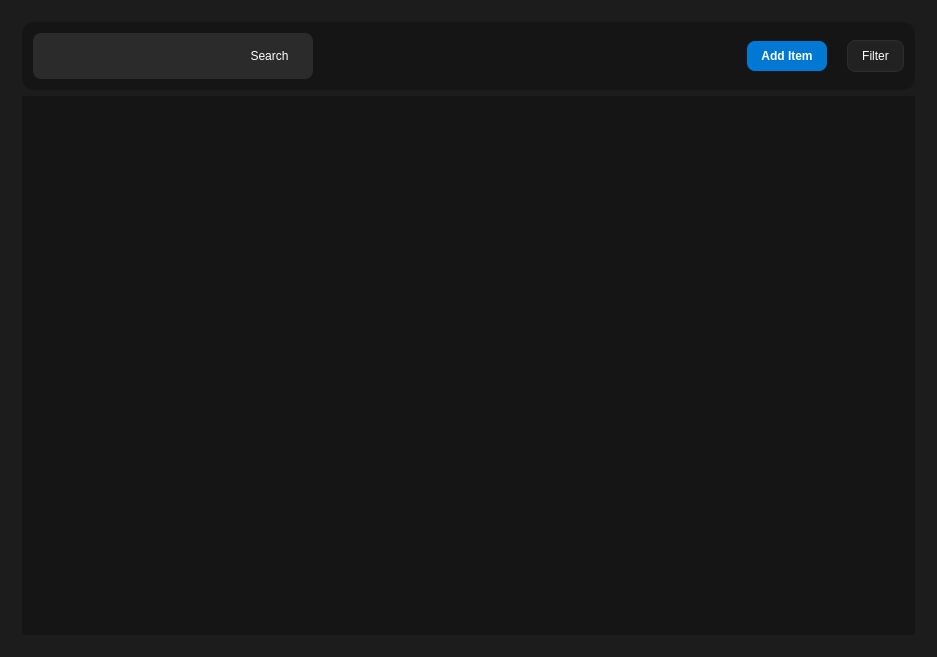
Felipeact/InventoryQtApp, file InventoryQtApp/ItemsPage.ui: the form before one commit.
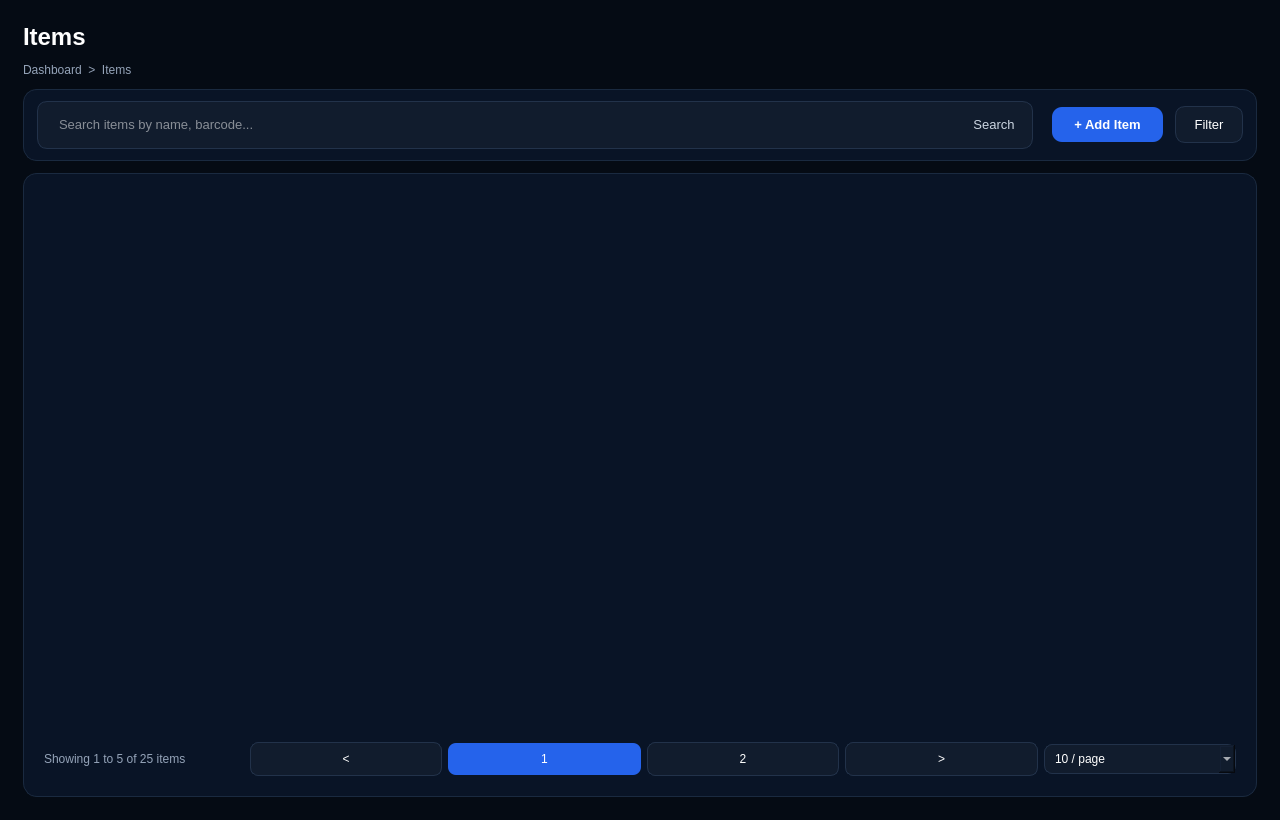
The form after the commit. Icons and pictures are not drawn.

Commit message: Item and Asset Page ui update

Patch:
```diff
--- a/InventoryQtApp/ItemsPage.ui
+++ b/InventoryQtApp/ItemsPage.ui
@@ -1,317 +1,502 @@
 <?xml version="1.0" encoding="UTF-8"?>
 <ui version="4.0">
- <class>ItemsPageClass</class>
- <widget class="QWidget" name="ItemsPageClass">
-  <property name="geometry">
-   <rect>
-    <x>0</x>
-    <y>0</y>
-    <width>937</width>
-    <height>657</height>
-   </rect>
-  </property>
-  <property name="windowTitle">
-   <string>ItemsPage</string>
-  </property>
-  <property name="styleSheet">
-   <string notr="true">QWidget {
-    background-color: #1c1c1c;
-    color: #ffffff;
-}
+	<class>ItemsPageClass</class>
 
+	<widget class="QWidget" name="ItemsPageClass">
 
-QWidget#toolbarContainer {
-    background-color: #151515;
-    border-radius: 12px;
-}
+		<property name="geometry">
+			<rect>
+				<x>0</x>
+				<y>0</y>
+				<width>1280</width>
+				<height>820</height>
+			</rect>
+		</property>
 
-QLineEdit#itemSearchInput {
-    background-color: #222222;
-    border: 1px solid #2d2d2d;
-    border-radius: 8px;
-    padding: 8px 12px;
-    color: #ffffff;
-}
+		<property name="windowTitle">
+			<string>Items</string>
+		</property>
 
-QPushButton#addItemButton {
-    background-color: #0078d4;
-    color: white;
-    border: none;
-    border-radius: 8px;
-    padding: 8px 14px;
-    font-weight: 600;
-}
+		<property name="styleSheet">
+			<string notr="true">
 
-QPushButton#filterItemButton {
-    background-color: #222222;
-    color: #ffffff;
-    border: 1px solid #2d2d2d;
-    border-radius: 8px;
-    padding: 8px 14px;
-}
+				QWidget {
+				background-color: #050B14;
+				color: white;
+				font-family: "Segoe UI";
+				}
 
-QTableWidget#itemsTable {
-    background-color: #151515;
-    color: #ffffff;
-    border: none;
-    gridline-color: transparent;
-    outline: none;
-}
+				/* PAGE */
 
-QHeaderView::section {
-    background-color: #202020;
-    color: #9ca3af;
-    border: none;
-    padding-left: 12px;
-    font-weight: 600;
-}
+				QWidget#pageContainer {
+				background-color: transparent;
+				}
 
-QTableWidget::item {
-    border-bottom: 1px solid #252525;
-    padding-left: 12px;
-}
+				/* TITLE */
 
-QTableWidget::item:selected {
-    background-color: #243044;
-}
+				QLabel#pageTitle {
+				font-size: 24px;
+				font-weight: 700;
+				color: white;
+				}
 
-QPushButton#viewActionButton {
-    background-color: #f59e0b;
-    color: white;
-    border: none;
-    border-radius: 6px;
-}
+				QLabel#breadcrumbLabel {
+				font-size: 12px;
+				color: #94A3B8;
+				}
 
-QPushButton#editActionButton {
-    background-color: #0078d4;
-    color: white;
-    border: none;
-    border-radius: 6px;
-}
+				/* TOOLBAR */
 
-QPushButton#deleteActionButton {
-    background-color: #dc2626;
-    color: white;
-    border: none;
-    border-radius: 6px;
-}</string>
-  </property>
-  <layout class="QVBoxLayout" name="verticalLayout_2">
-   <item>
-    <widget class="QWidget" name="widget" native="true">
-     <layout class="QVBoxLayout" name="verticalLayout">
-      <item>
-       <widget class="QWidget" name="toolbarContainer" native="true">
-        <property name="sizePolicy">
-         <sizepolicy hsizetype="Expanding" vsizetype="Fixed">
-          <horstretch>0</horstretch>
-          <verstretch>0</verstretch>
-         </sizepolicy>
-        </property>
-        <property name="maximumSize">
-         <size>
-          <width>16777215</width>
-          <height>70</height>
-         </size>
-        </property>
-        <layout class="QHBoxLayout" name="horizontalLayout">
-         <item>
-          <widget class="QWidget" name="searchContainer" native="true">
-           <property name="sizePolicy">
-            <sizepolicy hsizetype="Fixed" vsizetype="Fixed">
-             <horstretch>0</horstretch>
-             <verstretch>0</verstretch>
-            </sizepolicy>
-           </property>
-           <property name="minimumSize">
-            <size>
-             <width>280</width>
-             <height>0</height>
-            </size>
-           </property>
-           <property name="maximumSize">
-            <size>
-             <width>340</width>
-             <height>16777215</height>
-            </size>
-           </property>
-           <property name="sizeIncrement">
-            <size>
-             <width>0</width>
-             <height>0</height>
-            </size>
-           </property>
-           <property name="styleSheet">
-            <string notr="true">QWidget#searchContainer {
-    background-color: #2b2b2b;
-    border-radius: 8px;
-}
+				QWidget#toolbarContainer {
+				background-color: #091426;
+				border: 1px solid #1A2A40;
+				border-radius: 14px;
+				}
 
-QLineEdit#itemSearchInput {
-    border: none;
-    background: transparent;
-    color: white;
-    padding-left: 10px;
-}
+				/* SEARCH */
 
-QPushButton#itemSearchButton {
-    border: none;
-    background: transparent;
-    color: white;
-}</string>
-           </property>
-           <layout class="QHBoxLayout" name="horizontalLayout_3">
-            <item>
-             <widget class="QLineEdit" name="itemSearchInput">
-              <property name="sizePolicy">
-               <sizepolicy hsizetype="Expanding" vsizetype="Fixed">
-                <horstretch>0</horstretch>
-                <verstretch>0</verstretch>
-               </sizepolicy>
-              </property>
-              <property name="minimumSize">
-               <size>
-                <width>173</width>
-                <height>24</height>
-               </size>
-              </property>
-              <property name="maximumSize">
-               <size>
-                <width>200</width>
-                <height>30</height>
-               </size>
-              </property>
-              <property name="sizeIncrement">
-               <size>
-                <width>0</width>
-                <height>0</height>
-               </size>
-              </property>
-              <property name="styleSheet">
-               <string notr="true"/>
-              </property>
-             </widget>
-            </item>
-            <item>
-             <widget class="QPushButton" name="itemSearchButton">
-              <property name="sizePolicy">
-               <sizepolicy hsizetype="Fixed" vsizetype="Fixed">
-                <horstretch>0</horstretch>
-                <verstretch>0</verstretch>
-               </sizepolicy>
-              </property>
-              <property name="minimumSize">
-               <size>
-                <width>65</width>
-                <height>0</height>
-               </size>
-              </property>
-              <property name="maximumSize">
-               <size>
-                <width>71</width>
-                <height>16777215</height>
-               </size>
-              </property>
-              <property name="styleSheet">
-               <string notr="true">border: none;</string>
-              </property>
-              <property name="text">
-               <string>Search</string>
-              </property>
-              <property name="icon">
-               <iconset theme="QIcon::ThemeIcon::EditFind"/>
-              </property>
-              <property name="iconSize">
-               <size>
-                <width>23</width>
-                <height>16</height>
-               </size>
-              </property>
-             </widget>
-            </item>
-           </layout>
-          </widget>
-         </item>
-         <item>
-          <spacer name="horizontalSpacer">
-           <property name="orientation">
-            <enum>Qt::Orientation::Horizontal</enum>
-           </property>
-           <property name="sizeType">
-            <enum>QSizePolicy::Policy::Expanding</enum>
-           </property>
-           <property name="sizeHint" stdset="0">
-            <size>
-             <width>396</width>
-             <height>20</height>
-            </size>
-           </property>
-          </spacer>
-         </item>
-         <item>
-          <widget class="QPushButton" name="addItemButton">
-           <property name="sizePolicy">
-            <sizepolicy hsizetype="Fixed" vsizetype="Fixed">
-             <horstretch>0</horstretch>
-             <verstretch>0</verstretch>
-            </sizepolicy>
-           </property>
-           <property name="text">
-            <string>Add Item</string>
-           </property>
-           <property name="icon">
-            <iconset theme="QIcon::ThemeIcon::ListAdd"/>
-           </property>
-          </widget>
-         </item>
-         <item>
-          <spacer name="horizontalSpacer_2">
-           <property name="orientation">
-            <enum>Qt::Orientation::Horizontal</enum>
-           </property>
-           <property name="sizeType">
-            <enum>QSizePolicy::Policy::Preferred</enum>
-           </property>
-           <property name="sizeHint" stdset="0">
-            <size>
-             <width>14</width>
-             <height>20</height>
-            </size>
-           </property>
-          </spacer>
-         </item>
-         <item>
-          <widget class="QPushButton" name="filterItemButton">
-           <property name="sizePolicy">
-            <sizepolicy hsizetype="Fixed" vsizetype="Fixed">
-             <horstretch>0</horstretch>
-             <verstretch>0</verstretch>
-            </sizepolicy>
-           </property>
-           <property name="text">
-            <string>Filter</string>
-           </property>
-          </widget>
-         </item>
-        </layout>
-       </widget>
-      </item>
-      <item>
-       <widget class="QTableWidget" name="itemsTable">
-        <property name="styleSheet">
-         <string notr="true"/>
-        </property>
-        <property name="frameShape">
-         <enum>QFrame::Shape::NoFrame</enum>
-        </property>
-       </widget>
-      </item>
-     </layout>
-    </widget>
-   </item>
-  </layout>
- </widget>
- <layoutdefault spacing="6" margin="11"/>
- <resources/>
- <connections/>
+				QWidget#searchContainer {
+				background-color: #111C2D;
+				border: 1px solid #22324A;
+				border-radius: 10px;
+				}
+
+				QLineEdit#itemSearchInput {
+				border: none;
+				background: transparent;
+				color: white;
+				padding-left: 12px;
+				font-size: 13px;
+				}
+
+				QPushButton#itemSearchButton {
+				border: none;
+				background: transparent;
+				color: #CBD5E1;
+				padding-right: 10px;
+				font-size: 13px;
+				}
+
+				/* BUTTONS */
+
+				QPushButton#addItemButton {
+				background-color: #2563EB;
+				color: white;
+				border: none;
+				border-radius: 10px;
+				padding: 10px 22px;
+				font-size: 13px;
+				font-weight: 600;
+				}
+
+				QPushButton#addItemButton:hover {
+				background-color: #3B82F6;
+				}
+
+				QPushButton#filterItemButton {
+				background-color: #111C2D;
+				border: 1px solid #22324A;
+				color: white;
+				border-radius: 10px;
+				padding: 10px 18px;
+				font-size: 13px;
+				}
+
+				/* TABLE CARD */
+
+				QWidget#tableCard {
+				background-color: #091426;
+				border: 1px solid #1A2A40;
+				border-radius: 14px;
+				}
+
+				/* TABLE */
+
+				QTableWidget#itemsTable {
+				background-color: transparent;
+				border: none;
+				color: white;
+				gridline-color: transparent;
+				outline: none;
+				font-size: 13px;
+				}
+
+				QHeaderView::section {
+				background-color: #0C1728;
+				color: #94A3B8;
+				border: none;
+				border-bottom: 1px solid #1F2E45;
+				padding-left: 12px;
+				height: 42px;
+				font-size: 12px;
+				font-weight: 600;
+				}
+
+				QTableWidget::item {
+				border-bottom: 1px solid #132238;
+				padding-left: 12px;
+				height: 44px;
+				}
+
+				QTableWidget::item:selected {
+				background-color: #132238;
+				}
+
+				/* PAGINATION */
+
+				QLabel#paginationLabel {
+				color: #94A3B8;
+				font-size: 12px;
+				}
+
+				QPushButton#prevPageButton,
+				QPushButton#page2Button,
+				QPushButton#nextPageButton {
+				background-color: #111C2D;
+				border: 1px solid #22324A;
+				border-radius: 8px;
+				color: white;
+				min-width: 32px;
+				min-height: 32px;
+				}
+
+				QPushButton#prevPageButton:hover,
+				QPushButton#page2Button:hover,
+				QPushButton#nextPageButton:hover {
+				background-color: #1D4ED8;
+				}
+
+				QPushButton#activePageButton {
+				background-color: #2563EB;
+				border: none;
+				border-radius: 8px;
+				color: white;
+				min-width: 32px;
+				min-height: 32px;
+				}
+
+				QComboBox#pageSizeCombo {
+				background-color: #111C2D;
+				border: 1px solid #22324A;
+				border-radius: 8px;
+				color: white;
+				padding: 6px 10px;
+				}
+
+			</string>
+		</property>
+
+		<layout class="QVBoxLayout" name="rootLayout">
+
+			<property name="leftMargin">
+				<number>14</number>
+			</property>
+
+			<property name="topMargin">
+				<number>14</number>
+			</property>
+
+			<property name="rightMargin">
+				<number>14</number>
+			</property>
+
+			<property name="bottomMargin">
+				<number>14</number>
+			</property>
+
+			<property name="spacing">
+				<number>12</number>
+			</property>
+
+			<!-- PAGE CONTAINER -->
+
+			<item>
+				<widget class="QWidget" name="pageContainer" native="true">
+
+					<layout class="QVBoxLayout" name="pageLayout">
+
+						<property name="spacing">
+							<number>12</number>
+						</property>
+
+						<!-- TITLE -->
+
+						<item>
+							<layout class="QVBoxLayout" name="titleLayout">
+
+								<item>
+									<widget class="QLabel" name="pageTitle">
+										<property name="text">
+											<string>Items</string>
+										</property>
+									</widget>
+								</item>
+
+								<item>
+									<widget class="QLabel" name="breadcrumbLabel">
+										<property name="text">
+											<string>Dashboard  &gt;  Items</string>
+										</property>
+									</widget>
+								</item>
+
+							</layout>
+						</item>
+
+						<!-- TOOLBAR -->
+
+						<item>
+							<widget class="QWidget" name="toolbarContainer" native="true">
+
+								<property name="minimumSize">
+									<size>
+										<width>0</width>
+										<height>72</height>
+									</size>
+								</property>
+
+								<layout class="QHBoxLayout" name="toolbarLayout">
+
+									<property name="leftMargin">
+										<number>14</number>
+									</property>
+
+									<property name="topMargin">
+										<number>12</number>
+									</property>
+
+									<property name="rightMargin">
+										<number>14</number>
+									</property>
+
+									<property name="bottomMargin">
+										<number>12</number>
+									</property>
+
+									<property name="spacing">
+										<number>12</number>
+									</property>
+
+									<!-- SEARCH -->
+
+									<item>
+										<widget class="QWidget" name="searchContainer" native="true">
+
+											<property name="minimumSize">
+												<size>
+													<width>340</width>
+													<height>44</height>
+												</size>
+											</property>
+
+											<layout class="QHBoxLayout" name="searchLayout">
+
+												<property name="leftMargin">
+													<number>8</number>
+												</property>
+
+												<property name="topMargin">
+													<number>0</number>
+												</property>
+
+												<property name="rightMargin">
+													<number>8</number>
+												</property>
+
+												<property name="bottomMargin">
+													<number>0</number>
+												</property>
+
+												<item>
+													<widget class="QLineEdit" name="itemSearchInput">
+														<property name="placeholderText">
+															<string>Search items by name, barcode...</string>
+														</property>
+													</widget>
+												</item>
+
+												<item>
+													<widget class="QPushButton" name="itemSearchButton">
+														<property name="text">
+															<string>Search</string>
+														</property>
+													</widget>
+												</item>
+
+											</layout>
+										</widget>
+									</item>
+
+									<item>
+										<spacer name="toolbarSpacer">
+											<property name="orientation">
+												<enum>Qt::Horizontal</enum>
+											</property>
+										</spacer>
+									</item>
+
+									<!-- ADD -->
+
+									<item>
+										<widget class="QPushButton" name="addItemButton">
+											<property name="text">
+												<string>+ Add Item</string>
+											</property>
+										</widget>
+									</item>
+
+									<!-- FILTER -->
+
+									<item>
+										<widget class="QPushButton" name="filterItemButton">
+											<property name="text">
+												<string>Filter</string>
+											</property>
+										</widget>
+									</item>
+
+								</layout>
+							</widget>
+						</item>
+
+						<!-- TABLE CARD -->
+
+						<item>
+							<widget class="QWidget" name="tableCard" native="true">
+
+								<layout class="QVBoxLayout" name="tableCardLayout">
+
+									<property name="leftMargin">
+										<number>12</number>
+									</property>
+
+									<property name="topMargin">
+										<number>12</number>
+									</property>
+
+									<property name="rightMargin">
+										<number>12</number>
+									</property>
+
+									<property name="bottomMargin">
+										<number>12</number>
+									</property>
+
+									<property name="spacing">
+										<number>10</number>
+									</property>
+
+									<!-- TABLE -->
+
+									<item>
+										<widget class="QTableWidget" name="itemsTable">
+											<property name="frameShape">
+												<enum>QFrame::NoFrame</enum>
+											</property>
+										</widget>
+									</item>
+
+									<!-- PAGINATION -->
+
+									<item>
+										<widget class="QWidget" name="paginationContainer" native="true">
+											<property name="styleSheet">
+												<string notr="true">
+													QWidget#paginationContainer {
+													background-color: transparent;
+													border: none;
+													}
+
+													QLabel#paginationLabel {
+													background-color: transparent;
+													border: none;
+													color: #94A3B8;
+													}
+												</string>
+											</property>
+
+											<layout class="QHBoxLayout" name="paginationLayout">
+
+												<item>
+													<widget class="QLabel" name="paginationLabel">
+														<property name="styleSheet">
+															<string notr="true">
+																background-color: transparent;
+																border: none;
+																color: #94A3B8;
+															</string>
+														</property>
+														<property name="text">
+															<string>Showing 1 to 5 of 25 items</string>
+														</property>
+													</widget>
+												</item>
+
+												<item>
+													<spacer name="paginationSpacer">
+														<property name="orientation">
+															<enum>Qt::Horizontal</enum>
+														</property>
+													</spacer>
+												</item>
+
+												<item>
+													<widget class="QPushButton" name="prevPageButton">
+														<property name="text">
+															<string>&lt;</string>
+														</property>
+													</widget>
+												</item>
+
+												<item>
+													<widget class="QPushButton" name="activePageButton">
+														<property name="text">
+															<string>1</string>
+														</property>
+													</widget>
+												</item>
+
+												<item>
+													<widget class="QPushButton" name="page2Button">
+														<property name="text">
+															<string>2</string>
+														</property>
+													</widget>
+												</item>
+
+												<item>
+													<widget class="QPushButton" name="nextPageButton">
+														<property name="text">
+															<string>&gt;</string>
+														</property>
+													</widget>
+												</item>
+
+												<item>
+													<widget class="QComboBox" name="pageSizeCombo">
+														<item>
+															<property name="text">
+																<string>10 / page</string>
+															</property>
+														</item>
+													</widget>
+												</item>
+
+											</layout>
+										</widget>
+									</item>
+
+								</layout>
+							</widget>
+						</item>
+
+					</layout>
+				</widget>
+			</item>
+
+		</layout>
+	</widget>
+
+	<resources/>
+	<connections/>
 </ui>
```
The commit also changes 4 other files.
